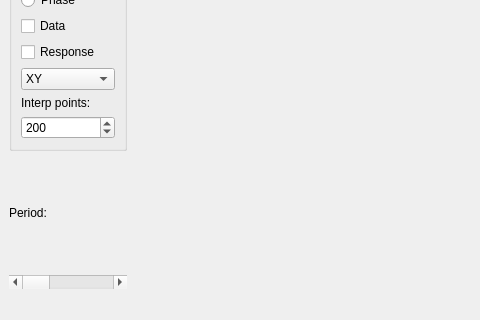
Old version of the form pyMT/DataGUI/map_viewer.ui in the repository eroots/pyMT; both pictures show x 0 to 480 and y 440 to 760 of the 1030 by 760 pixel window.
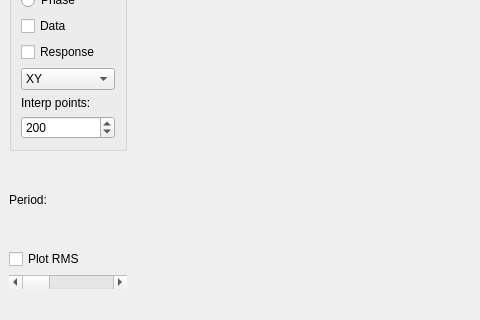
New version of the form.

Diff of the .ui file:
```diff
--- a/pyMT/DataGUI/map_viewer.ui
+++ b/pyMT/DataGUI/map_viewer.ui
@@ -342,6 +342,13 @@
        </property>
       </widget>
      </item>
+     <item>
+      <widget class="QCheckBox" name="plotRMS">
+       <property name="text">
+        <string>Plot RMS</string>
+       </property>
+      </widget>
+     </item>
      <item>
       <widget class="QScrollBar" name="PeriodScrollBar">
        <property name="sizePolicy">
```
